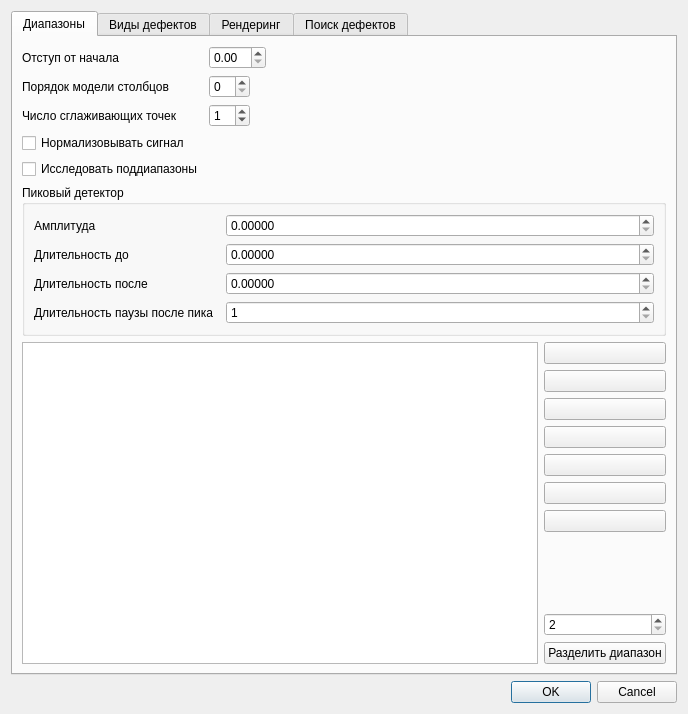
Old version of the form src/Gui/ProcessingParametersDialog.ui in the repository Ddv-progia/compositescannerarm.
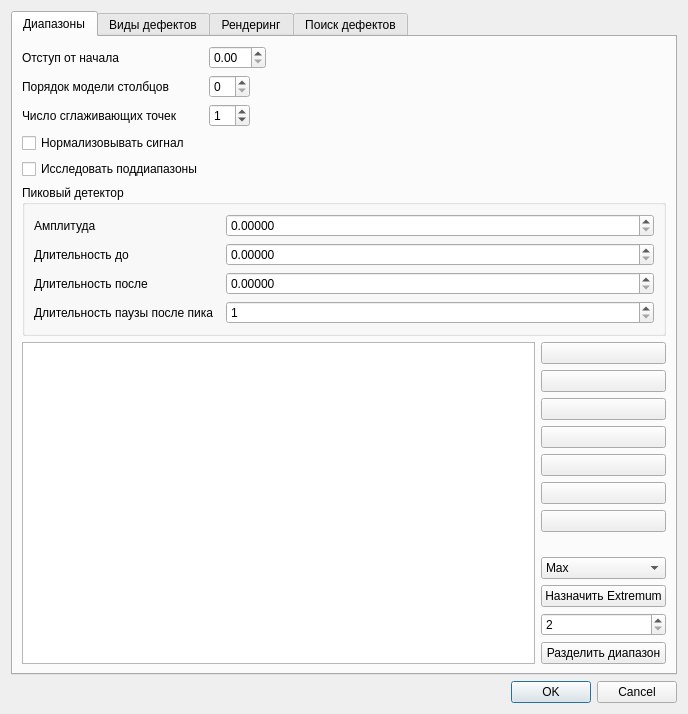
New version of the form. Icons and pictures are not drawn.

Commit message:
add: возможность назначить новый extremum для выбранных строк:
       в ComboBox'е  выбирается требуемый экстремум, кнопка changeExtremumPushButton меняет данные.

```diff
--- a/src/Gui/ProcessingParametersDialog.ui
+++ b/src/Gui/ProcessingParametersDialog.ui
@@ -297,6 +297,32 @@
              </property>
             </spacer>
            </item>
+           <item>
+            <widget class="QComboBox" name="changeExtremumComboBox">
+             <item>
+              <property name="text">
+               <string>Max</string>
+              </property>
+             </item>
+             <item>
+              <property name="text">
+               <string>Min</string>
+              </property>
+             </item>
+             <item>
+              <property name="text">
+               <string>Aver</string>
+              </property>
+             </item>
+            </widget>
+           </item>
+           <item>
+            <widget class="QPushButton" name="changeExtremumPushButton">
+             <property name="text">
+              <string>Назначить Extremum</string>
+             </property>
+            </widget>
+           </item>
            <item>
             <widget class="QSpinBox" name="splitRangeSpinBox">
              <property name="minimum">
```
The commit also changes 2 other files.
